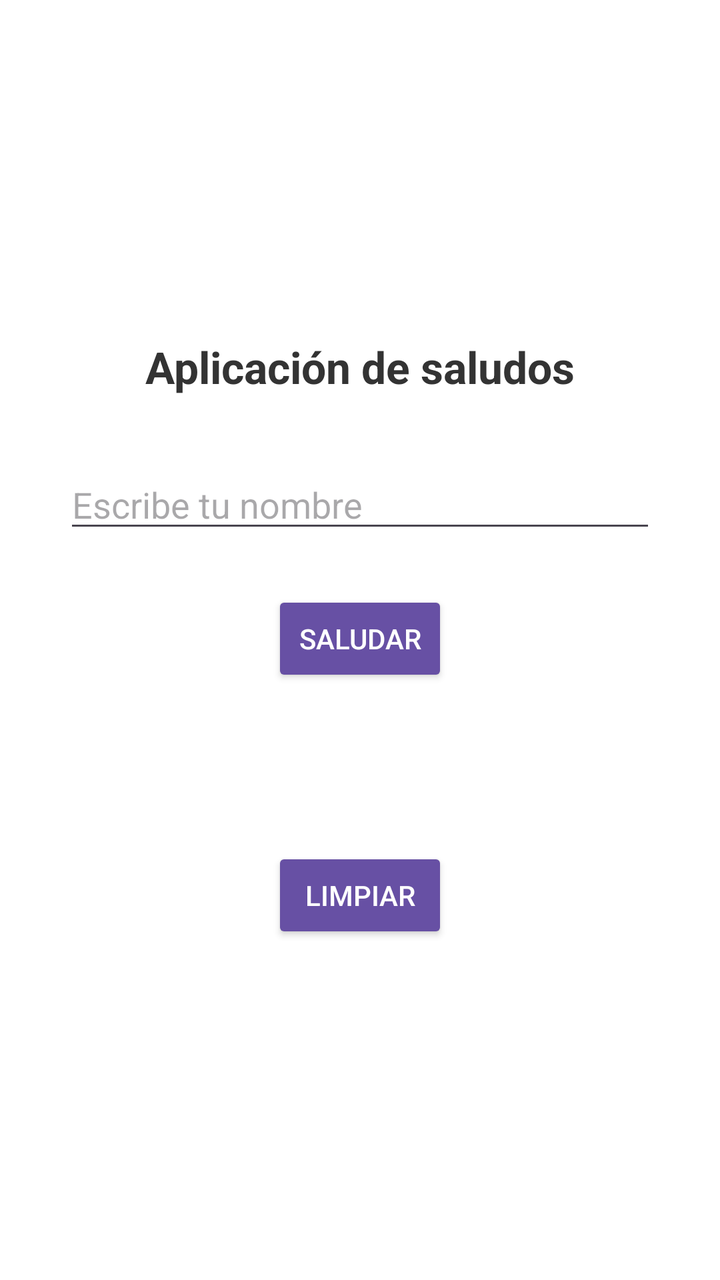
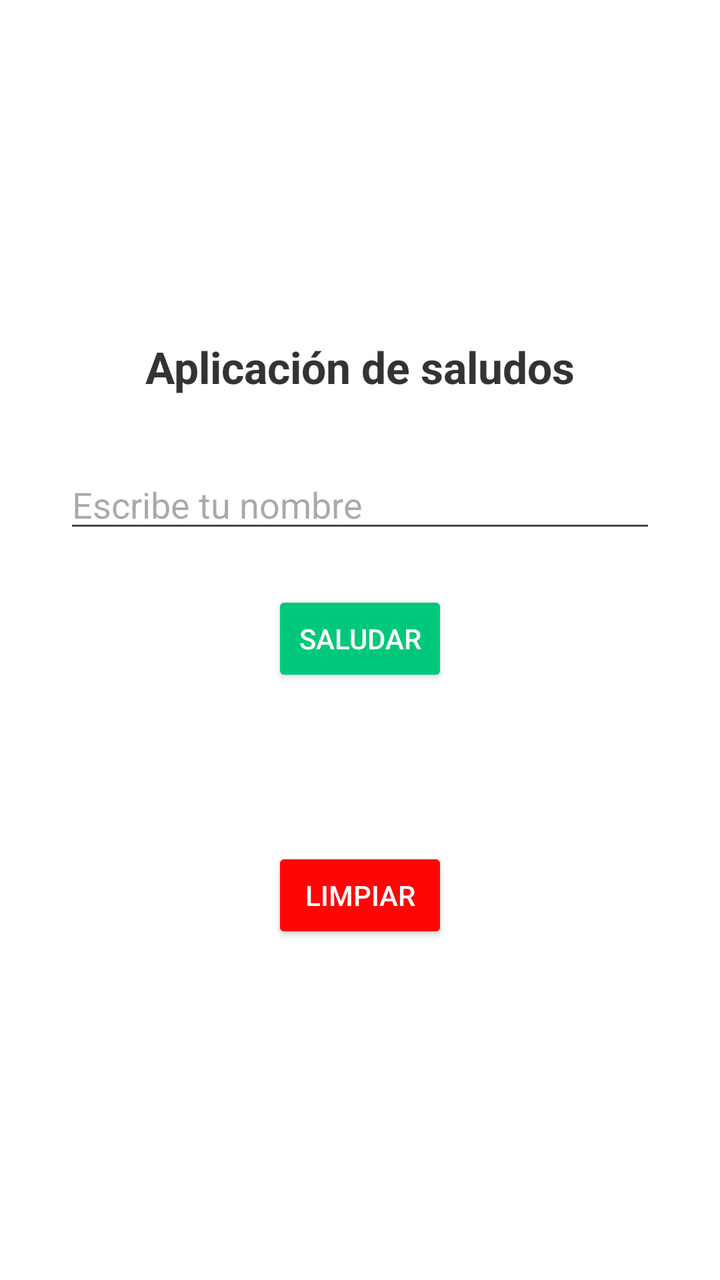

Screens rendered from an Android XML layout before and after an edit, with the pre-edit source and the edit as a unified diff.
<!-- AndroidManifest.xml: application theme Theme.EjemplosViews -->
<!-- res/layout/activity_main.xml -->
<?xml version="1.0" encoding="utf-8"?>
<androidx.constraintlayout.widget.ConstraintLayout xmlns:android="http://schemas.android.com/apk/res/android"
    xmlns:app="http://schemas.android.com/apk/res-auto"
    xmlns:tools="http://schemas.android.com/tools"
    android:id="@+id/main"
    android:layout_width="match_parent"
    android:layout_height="match_parent"
    android:background="@color/white"
    tools:context=".MainActivity">

    <TextView
        android:id="@+id/tvTitle"
        android:layout_width="wrap_content"
        android:layout_height="wrap_content"
        android:text="Aplicación de saludos"
        android:textColor="#333333"
        android:textSize="22sp"
        android:textStyle="bold"
        app:layout_constraintBottom_toTopOf="@id/etName"
        app:layout_constraintEnd_toEndOf="parent"
        app:layout_constraintStart_toStartOf="parent"
        app:layout_constraintTop_toTopOf="parent"
        app:layout_constraintVertical_chainStyle="packed" />

    <EditText
        android:id="@+id/etName"
        android:layout_width="0dp"
        android:layout_height="wrap_content"
        android:layout_marginStart="32dp"
        android:layout_marginEnd="32dp"
        android:layout_marginTop="32dp"
        android:ems="10"
        android:hint="Escribe tu nombre"
        android:inputType="text"
        app:layout_constraintBottom_toTopOf="@id/btnSaludar"
        app:layout_constraintEnd_toEndOf="parent"
        app:layout_constraintStart_toStartOf="parent"
        app:layout_constraintTop_toBottomOf="@id/tvTitle" />

    <Button
        android:id="@+id/btnSaludar"
        android:layout_width="wrap_content"
        android:layout_height="wrap_content"
        android:layout_marginTop="24dp"
        android:text="SALUDAR"
        android:textColor="@color/white"
        app:backgroundTint="#6750A4"
        app:cornerRadius="20dp"
        app:layout_constraintBottom_toTopOf="@id/tvResult"
        app:layout_constraintEnd_toEndOf="parent"
        app:layout_constraintStart_toStartOf="parent"
        app:layout_constraintTop_toBottomOf="@id/etName" />

    <TextView
        android:id="@+id/tvResult"
        android:layout_width="wrap_content"
        android:layout_height="wrap_content"
        android:layout_marginTop="32dp"
        android:text=""
        android:textColor="#49454F"
        android:textSize="18sp"
        app:layout_constraintBottom_toTopOf="@id/btnLimpiar"
        app:layout_constraintEnd_toEndOf="parent"
        app:layout_constraintStart_toStartOf="parent"
        app:layout_constraintTop_toBottomOf="@id/btnSaludar" />

    <Button
        android:id="@+id/btnLimpiar"
        android:layout_width="wrap_content"
        android:layout_height="wrap_content"
        android:layout_marginTop="24dp"
        android:text="LIMPIAR"
        android:textColor="@color/white"
        app:backgroundTint="#6750A4"
        app:cornerRadius="20dp"
        app:layout_constraintBottom_toBottomOf="parent"
        app:layout_constraintEnd_toEndOf="parent"
        app:layout_constraintStart_toStartOf="parent"
        app:layout_constraintTop_toBottomOf="@id/tvResult"
        app:layout_constraintVertical_bias="0.2" />

</androidx.constraintlayout.widget.ConstraintLayout>
<!-- resources referenced by this layout -->
<resources>
  <color name="white">#FFFFFFFF</color>
  <style name="Theme.EjemplosViews" parent="Base.Theme.EjemplosViews" />
  <style name="Base.Theme.EjemplosViews" parent="Theme.Material3.DayNight.NoActionBar">
          
          
      </style>
</resources>

<!-- the commit's change to res/layout/activity_main.xml (unified diff, before → after) -->
@@ -27,8 +27,8 @@
         android:layout_width="0dp"
         android:layout_height="wrap_content"
         android:layout_marginStart="32dp"
+        android:layout_marginTop="32dp"
         android:layout_marginEnd="32dp"
-        android:layout_marginTop="32dp"
         android:ems="10"
         android:hint="Escribe tu nombre"
         android:inputType="text"
@@ -44,7 +44,7 @@
         android:layout_marginTop="24dp"
         android:text="SALUDAR"
         android:textColor="@color/white"
-        app:backgroundTint="#6750A4"
+        app:backgroundTint="#00C87B"
         app:cornerRadius="20dp"
         app:layout_constraintBottom_toTopOf="@id/tvResult"
         app:layout_constraintEnd_toEndOf="parent"
@@ -71,7 +71,7 @@
         android:layout_marginTop="24dp"
         android:text="LIMPIAR"
         android:textColor="@color/white"
-        app:backgroundTint="#6750A4"
+        app:backgroundTint="#FF0606"
         app:cornerRadius="20dp"
         app:layout_constraintBottom_toBottomOf="parent"
         app:layout_constraintEnd_toEndOf="parent"
